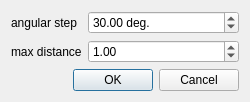
Old version of the form plugins/core/qFacets/ui/classificationParamsDlg.ui in the repository CloudCompare/CloudCompare.
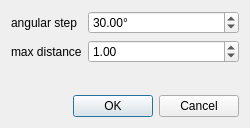
New version of the form.

Patch:
```diff
--- a/plugins/core/qFacets/ui/classificationParamsDlg.ui
+++ b/plugins/core/qFacets/ui/classificationParamsDlg.ui
@@ -7,7 +7,7 @@
     <x>0</x>
     <y>0</y>
     <width>250</width>
-    <height>101</height>
+    <height>128</height>
    </rect>
   </property>
   <property name="windowTitle">
@@ -22,7 +22,7 @@
      <item row="0" column="1">
       <widget class="QDoubleSpinBox" name="angleStepDoubleSpinBox">
        <property name="suffix">
-        <string> deg.</string>
+        <string notr="true">°</string>
        </property>
        <property name="minimum">
         <double>1.000000000000000</double>
```
